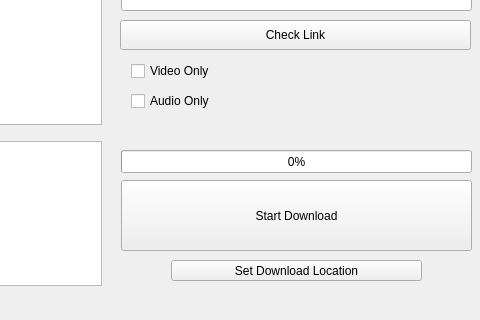
This is form.ui in antijun/yt-dlp-ui as Qt 5 draws it before an edit; both pictures show x 199 to 679 and y 250 to 570 of the 679 by 570 pixel window. The edited form follows.
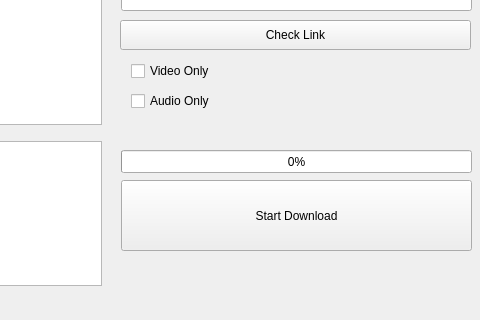
This is the edited form.

The edit to the form file:
```diff
--- a/form.ui
+++ b/form.ui
@@ -121,19 +121,6 @@
     <string>Check Link</string>
    </property>
   </widget>
-  <widget class="QPushButton" name="setDownload">
-   <property name="geometry">
-    <rect>
-     <x>370</x>
-     <y>510</y>
-     <width>251</width>
-     <height>21</height>
-    </rect>
-   </property>
-   <property name="text">
-    <string>Set Download Location</string>
-   </property>
-  </widget>
   <widget class="QLineEdit" name="enterLink">
    <property name="geometry">
     <rect>
```
